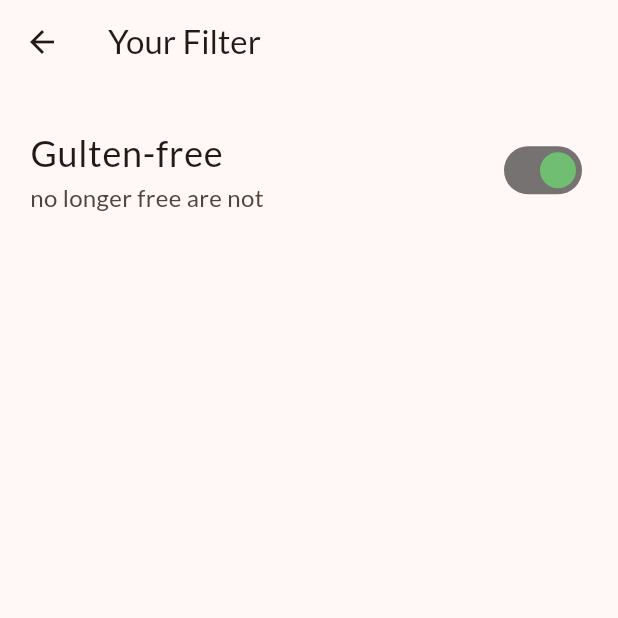
After one commit to taufiqelahi/UdemyFlutterSection8, a Flutter app: the FilterScreen screen opened directly, after a tap on "Gulten-free", on a phone screen of 412 x 824 dp, the top half of it. The commit adds this screen. Run offline on Flutter 3.47's test engine with Material 3 defaults, Android fonts, the phone set to English and light mode, and no system bars; our stand-ins replace google_fonts, transparent_image.

Commit message:
added filtered meal screen

```diff
--- a/lib/component/drawer_screen.dart
+++ b/lib/component/drawer_screen.dart
@@ -48,7 +48,7 @@ class DrawerScreen extends StatelessWidget {
                 onChanged('filter');
               },
               leading: const Icon(Icons.settings,size: 26,color: Colors.black,),
-              title: const Text('Settings',style: TextStyle(fontSize: 24),),
+              title: const Text('Filter meals',style: TextStyle(fontSize: 24),),
             )
           ],
         ));
--- /dev/null
+++ b/lib/screen/filter_screen.dart
@@ -0,0 +1,43 @@
+import 'package:flutter/material.dart';
+
+class FilterScreen extends StatefulWidget {
+  const FilterScreen({super.key});
+
+  @override
+  State<FilterScreen> createState() => _FilterScreenState();
+}
+
+class _FilterScreenState extends State<FilterScreen> {
+  bool value = false;
+  @override
+  Widget build(BuildContext context) {
+    return Scaffold(
+      appBar: AppBar(
+        title: const Text('Your Filter'),
+      ),
+      body: Column(
+        children: [
+          SwitchListTile(
+            value: value,
+            onChanged: (isSelected) {
+              setState(() {
+                value = isSelected;
+              });
+            },
+            title: const Text(
+              'Gulten-free',
+              style: TextStyle(fontSize: 24),
+            ),
+            subtitle: Text(
+              'no longer free are not ',
+              style: TextStyle(fontSize: 16),
+            ),
+            contentPadding: EdgeInsets.all(20),
+            activeColor: Colors.green.withOpacity(.8),
+            activeTrackColor: Colors.black54,
+          )
+        ],
+      ),
+    );
+  }
+}
--- a/lib/screen/tabbar_view_screen.dart
+++ b/lib/screen/tabbar_view_screen.dart
@@ -2,6 +2,7 @@ import 'package:flutter/material.dart';
 import 'package:udemy_flutter_section8/component/drawer_screen.dart';
 import 'package:udemy_flutter_section8/model/meals.dart';
 import 'package:udemy_flutter_section8/screen/category_screen.dart';
+import 'package:udemy_flutter_section8/screen/filter_screen.dart';
 import 'package:udemy_flutter_section8/screen/meals_screen.dart';
 
 class TabBarViewScreen extends StatefulWidget {
@@ -40,11 +41,10 @@ class _TabBarViewScreenState extends State<TabBarViewScreen> {
   }
 
   int index = 0;
-  void setValue(String value){
-    if(value=='meals'){
-      return Navigator.pop(context);
-    }else{
-      //filter screen navigation
+  void setValue(String value) {
+    Navigator.pop(context);
+    if (value == 'filter') {
+      Navigator.push(context, MaterialPageRoute(builder: (_)=>FilterScreen()));
     }
   }
 
@@ -65,7 +65,9 @@ class _TabBarViewScreenState extends State<TabBarViewScreen> {
         centerTitle: false,
         title: Text(index == 0 ? 'Categories' : 'Favourite'),
       ),
-      drawer:DrawerScreen(onChanged:setValue,),
+      drawer: DrawerScreen(
+        onChanged: setValue,
+      ),
       body: Center(
         child: widgets.elementAt(index),
       ),
```
